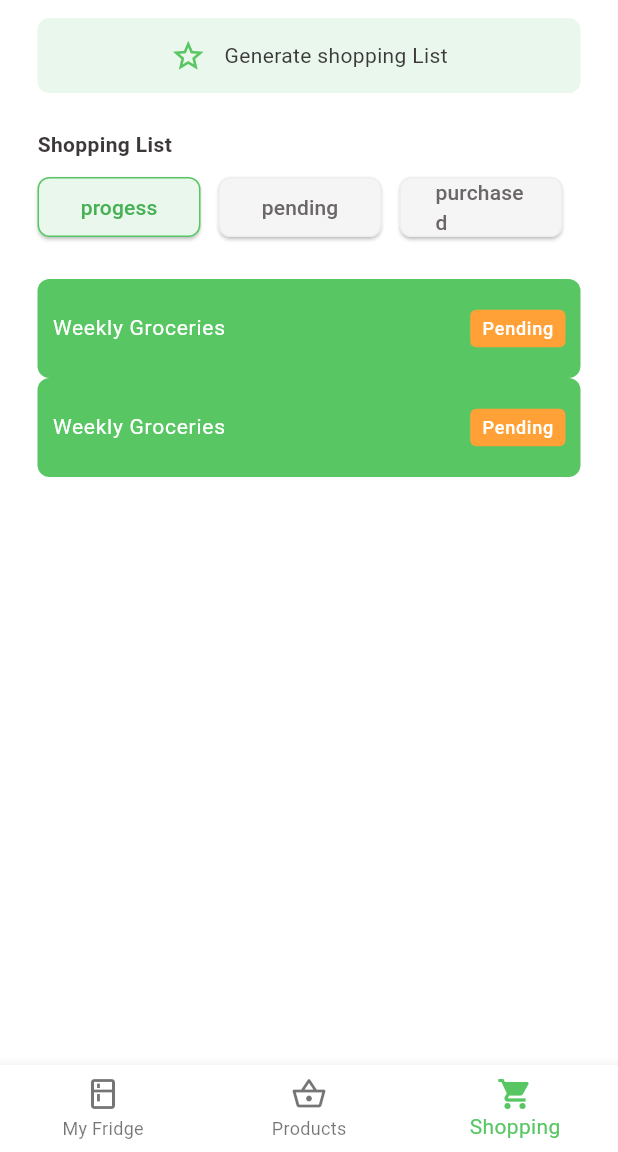
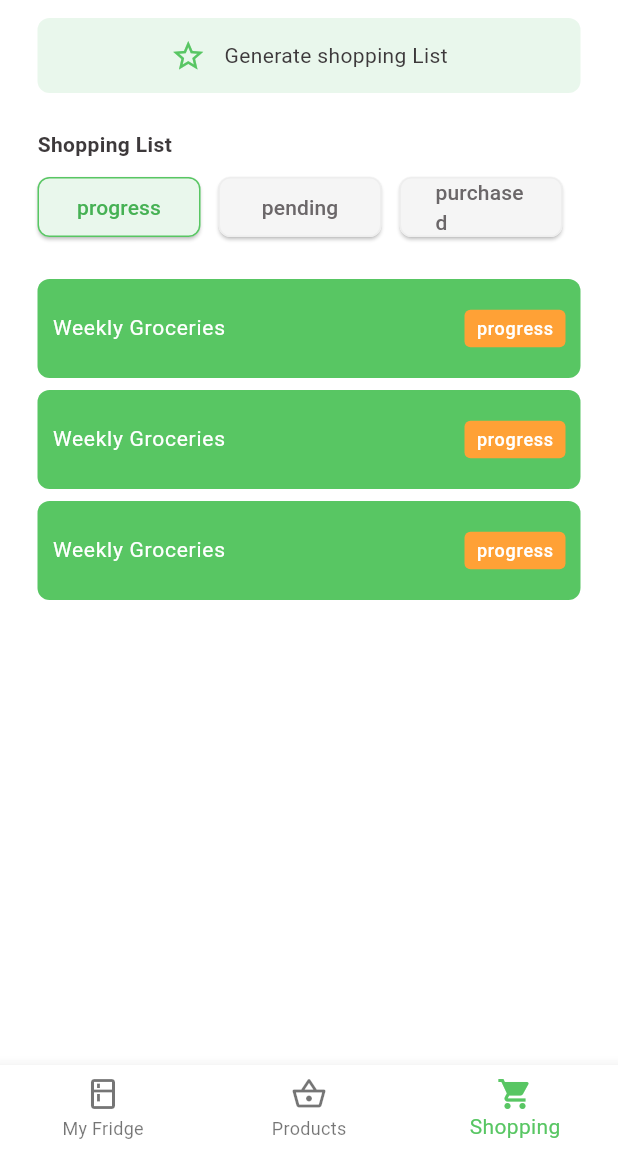
Before and after one commit to Gechtyoeng/FLUTTER-PROJECT-FKEEP, a Flutter app: the ShoppingScreen screen opened by its route, on a phone screen of 412 x 824 dp, the part 84-1236 px from its top. Run offline on Flutter 3.47's test engine with Material 3 defaults, Android fonts, the phone set to English and light mode, and no system bars; our stand-ins replace go_router, shared_preferences; accounts and stored records are empty.

Commit message:
add shopping list & shopping items

```diff
--- a/f_keep/lib/models/shopping_item_model.dart
+++ b/f_keep/lib/models/shopping_item_model.dart
@@ -1,38 +1,23 @@
 import 'package:uuid/uuid.dart';
 import 'product_model.dart';
-
-//Enum for shopping status
-enum ShoppingStatus { progess, pending, purchased }
 
 class ShoppingItem {
   final String shoppingItemId;
   final String itemName;
   final int qty;
   final Units unit;
-  //final ShoppingStatus status;
+  //ShoppingStatus status;
   final Category category;
+  bool isBought;
 
-  ShoppingItem({
-    String? shoppingItemId,
-    required this.itemName,
-    required this.qty,
-    required this.unit,
-   // required this.status,
-    required this.category,
-  }) : shoppingItemId = shoppingItemId ?? const Uuid().v4();
+  ShoppingItem({String? shoppingItemId, required this.itemName, required this.qty, required this.unit, required this.isBought, required this.category})
+    : shoppingItemId = shoppingItemId ?? const Uuid().v4();
 
- // bool get isBought => status == ShoppingStatus.purchased;
+  //bool get isBought => status == ShoppingStatus.purchased;
 
   // add ShoppingItem to Product when purchased
   Product toProduct() {
-    return Product(
-      productName: itemName,
-      addedDate: DateTime.now(),
-      qty: qty,
-      unit: unit,
-      category: category,
-      status: ProductStatus.inFridge,
-    );
+    return Product(productName: itemName, addedDate: DateTime.now(), qty: qty, unit: unit, category: category, status: ProductStatus.inFridge);
   }
 
   factory ShoppingItem.fromJson(Map<String, dynamic> json) => ShoppingItem(
@@ -40,7 +25,7 @@ class ShoppingItem {
     itemName: json['itemName'],
     qty: json['qty'],
     unit: Units.values.firstWhere((e) => e.name == json['unit']),
-    //status: ShoppingStatus.values.firstWhere((e) => e.name == json['status']),
+    isBought: json['isBought'],
     category: Category.values.firstWhere((e) => e.name == json['category']),
   );
 
--- a/f_keep/lib/models/shopping_list_model.dart
+++ b/f_keep/lib/models/shopping_list_model.dart
@@ -1,36 +1,34 @@
 import 'package:uuid/uuid.dart';
 import 'product_model.dart';
 import 'shopping_item_model.dart';
+
+//Enum for shopping status
+enum ShoppingStatus { progress, pending, purchased }
 
 class ShoppingList {
   final String shoppingListId;
   final String? title;
   final List<ShoppingItem> items;
 
-  ShoppingList({String? shoppingListId, this.title, required this.items})
-    : shoppingListId = shoppingListId ?? const Uuid().v4();
+  ShoppingList({String? shoppingListId, this.title, required this.items}) : shoppingListId = shoppingListId ?? const Uuid().v4();
 
  // bool get allPurchased => items.every((item) => item.isBought);
-
-  // List<Product> toProducts() {
-  //   return items
-  //       .where((item) => item.isBought)
-  //       .map((item) => item.toProduct())
-  //       .toList();
-  // }
+ // get the shopping status based on items
+ ShoppingStatus get status {
+  if (items.isEmpty) return ShoppingStatus.pending;
+  final allPurchased = items.every((item) => item.isBought);
+  final nonePurchased = items.every((item) => !item.isBought);
+  if (allPurchased) return ShoppingStatus.purchased;
+  if (nonePurchased) return ShoppingStatus.pending;
+  return ShoppingStatus.progress;
+  }
+  List<Product> toProducts() {
+    return items.where((item) => item.isBought).map((item) => item.toProduct()).toList();
+  }
 
   // JSON serialization
-  factory ShoppingList.fromJson(Map<String, dynamic> json) => ShoppingList(
-    shoppingListId: json['shoppingListId'],
-    title: json['title'],
-    items: (json['items'] as List<dynamic>)
-        .map((item) => ShoppingItem.fromJson(item))
-        .toList(),
-  );
+  factory ShoppingList.fromJson(Map<String, dynamic> json) =>
+    ShoppingList(shoppingListId: json['shoppingListId'], title: json['title'], items: (json['items'] as List<dynamic>).map((item) => ShoppingItem.fromJson(item)).toList());
 
-  Map<String, dynamic> toJson() => {
-    'shoppingListId': shoppingListId,
-    'title': title,
-    'items': items.map((item) => item.toJson()).toList(),
-  };
+  Map<String, dynamic> toJson() => {'shoppingListId': shoppingListId, 'title': title, 'items': items.map((item) => item.toJson()).toList()};
 }
--- a/f_keep/lib/presentation/screens/shopping_screen.dart
+++ b/f_keep/lib/presentation/screens/shopping_screen.dart
@@ -1,9 +1,9 @@
-import 'package:f_keep/presentation/widgets/add_shopping_item.dart';
 import 'package:flutter/material.dart';
 import '../../models/shopping_list_model.dart';
-import '../../models/shopping_item_model.dart';
 import '../widgets/share_widget.dart';
 import '../../data/mock/mocks_data.dart';
+import '../screens/shopping_list_detail.dart';
+import '../widgets/add_shopping_list.dart';
 
 class ShoppingScreen extends StatefulWidget {
   const ShoppingScreen({super.key});
@@ -13,12 +13,29 @@ class ShoppingScreen extends StatefulWidget {
 }
 
 class _ShoppingScreenState extends State<ShoppingScreen> {
-  ShoppingStatus _currentFilter = ShoppingStatus.progess;
+  ShoppingStatus _currentFilter = ShoppingStatus.progress;
+
+  //function for filter the shopping list
+  List<ShoppingList> get filteredLists {
+    return mockShoppingLists.where((list) => list.status == _currentFilter).toList();
+  }
 
   void onCreate() async {
-    ShoppingList? newShoppingList = await Navigator.of(context).push<ShoppingList>(MaterialPageRoute(builder: (context) => const AddShoppingItemModal()));
+    final newShoppingList = await showModalBottomSheet<ShoppingList>(
+      context: context,
+      isScrollControlled: true,
+      backgroundColor: Colors.white,
+      shape: const RoundedRectangleBorder(borderRadius: BorderRadius.vertical(top: Radius.circular(16))),
+      builder: (context) {
+        return FractionallySizedBox(heightFactor: 0.6, child: AddShoppingListBottomsheet());
+      },
+    );
 
-    if (newShoppingList != null) {}
+    if (newShoppingList != null) {
+      setState(() {
+        mockShoppingLists.add(newShoppingList);
+      });
+    }
   }
 
   @override
@@ -44,7 +61,7 @@ class _ShoppingScreenState extends State<ShoppingScreen> {
         ],
       ),
       body: Padding(
-        padding: const EdgeInsetsGeometry.fromLTRB(25, 12, 25, 12),
+        padding: const EdgeInsets.fromLTRB(25, 12, 25, 12),
         child: Column(
           children: [
             InkWell(
@@ -66,10 +83,11 @@ class _ShoppingScreenState extends State<ShoppingScreen> {
               ),
             ),
             const SizedBox(height: 24),
-            Column(
+            Expanded(
+              child: Column(
                 crossAxisAlignment: CrossAxisAlignment.start,
                 children: [
-                Text('Shopping List', style: const TextStyle(fontSize: 14, fontWeight: FontWeight.w600)),
+                  const Text('Shopping List', style: TextStyle(fontSize: 14, fontWeight: FontWeight.w600)),
                   const SizedBox(height: 8),
                   Row(
                     children: [
@@ -79,11 +97,25 @@ class _ShoppingScreenState extends State<ShoppingScreen> {
                       ],
                     ],
                   ),
+                  const SizedBox(height: 24),
+                  Expanded(
+                    child: ListView.builder(
+                      itemCount: filteredLists.length,
+                      itemBuilder: (context, index) {
+                        final list = filteredLists[index];
+                        return Container(
+                          margin: EdgeInsets.only(bottom: 8),
+                          child: ShoppingListTile(
+                            shoppingList: list,
+                            onTap: () => Navigator.push(context, MaterialPageRoute(builder: (context) => ShoppingListDetail(shoppingList: list))),
+                          ),
+                        );
+                      },
+                    ),
+                  ),
                 ],
               ),
-            const SizedBox(height: 24),
-            ShoppingListTile(shoppingList: mockShoppingList),
-            ShoppingListTile(shoppingList: mockShoppingList),
+            ),
           ],
         ),
       ),
@@ -93,12 +125,13 @@ class _ShoppingScreenState extends State<ShoppingScreen> {
 
 class ShoppingListTile extends StatelessWidget {
   final ShoppingList shoppingList;
-  const ShoppingListTile({super.key, required this.shoppingList});
+  final VoidCallback onTap;
+  const ShoppingListTile({super.key, required this.shoppingList, required this.onTap});
 
   @override
   Widget build(BuildContext context) {
     return InkWell(
-      onTap: () {},
+      onTap: onTap,
       borderRadius: BorderRadius.circular(8),
       child: Container(
         decoration: BoxDecoration(color: Theme.of(context).colorScheme.primary, borderRadius: BorderRadius.circular(8)),
@@ -106,9 +139,9 @@ class ShoppingListTile extends StatelessWidget {
           contentPadding: const EdgeInsets.symmetric(vertical: 5, horizontal: 10),
           title: Text(shoppingList.title ?? 'shoppingList', style: TextStyle(fontSize: 14, color: Theme.of(context).colorScheme.onPrimary)),
           trailing: Container(
-            padding: EdgeInsets.symmetric(horizontal: 8, vertical: 4),
+            padding: const EdgeInsets.symmetric(horizontal: 8, vertical: 4),
             decoration: BoxDecoration(color: Theme.of(context).colorScheme.secondary, borderRadius: BorderRadius.circular(4)),
-            child: const Text('Pending', style: TextStyle(color: Colors.white, fontSize: 12)),
+            child: Text(shoppingList.status.name, style: const TextStyle(color: Colors.white, fontSize: 12)),
           ),
         ),
       ),
```
Also changed, not shown: f_keep/lib/data/mock/mocks_data.dart (+8 -22 lines), f_keep/lib/presentation/screens/shopping_list_detail.dart (+69 -2 lines), f_keep/lib/presentation/widgets/add_shopping_item.dart (+42 -51 lines), f_keep/lib/presentation/widgets/add_shopping_list.dart (added, +56 -0 lines). Lines whose indentation alone changed are shown as unchanged.
